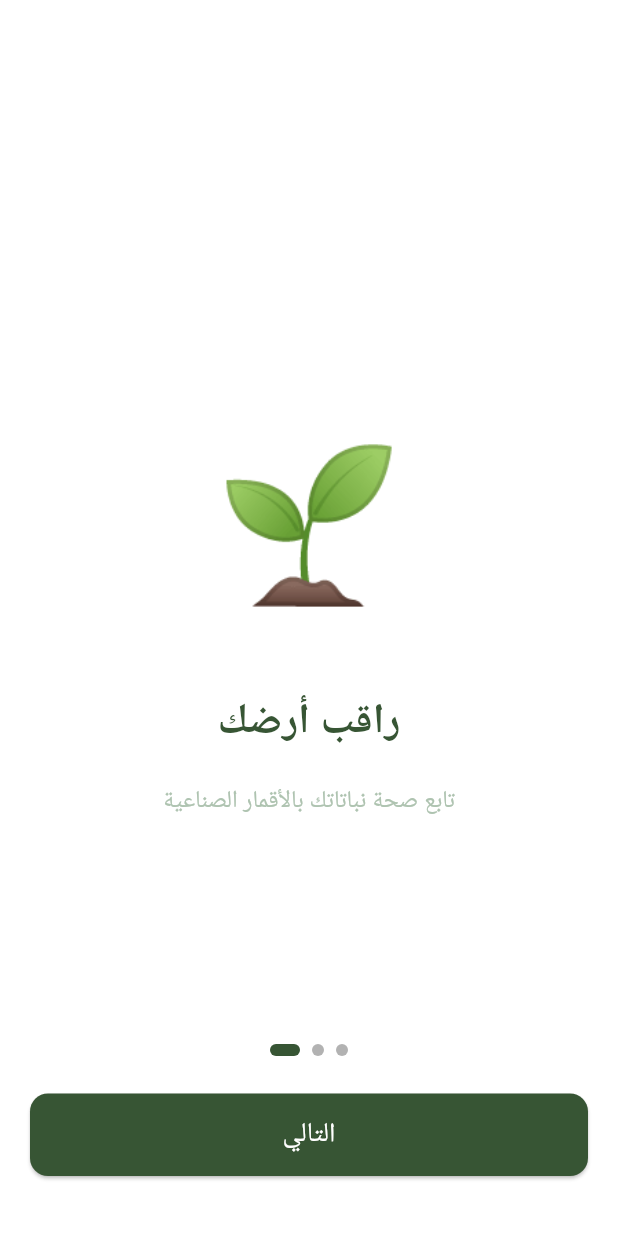
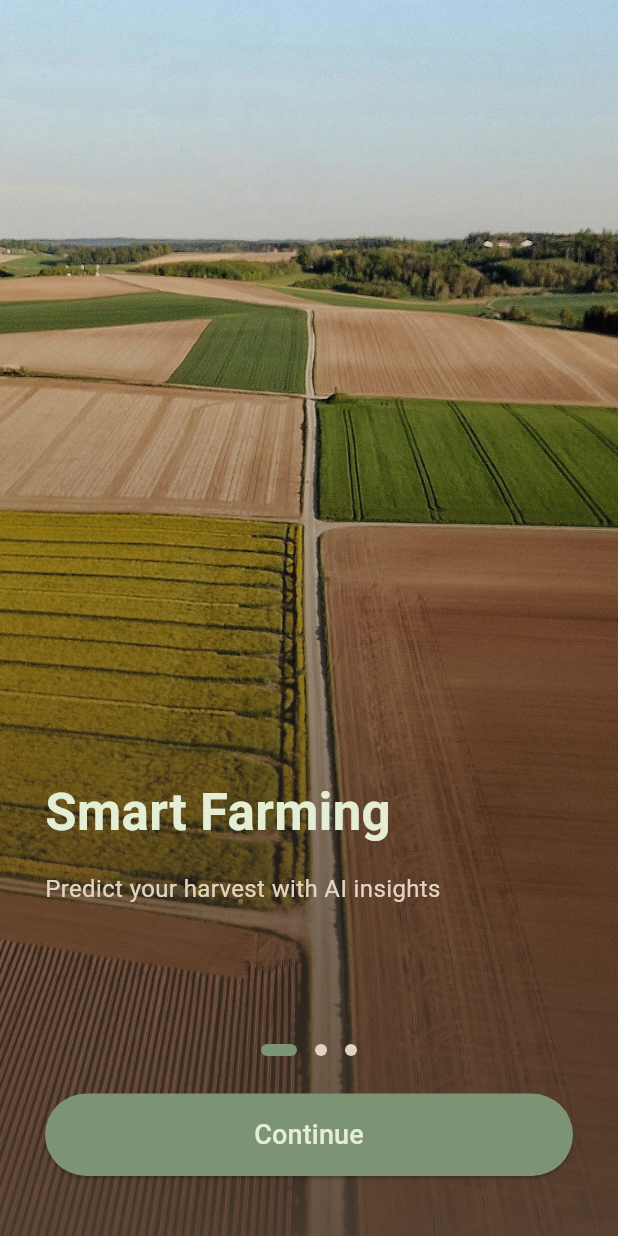
Before and after one commit to haberiniz/agripal, a Flutter app: the screen it shows after launch, on a phone screen of 412 x 824 dp. Run offline on Flutter 3.47's test engine with Material 3 defaults, Android fonts, the light colour scheme and no system bars; our stand-ins replace firebase_auth, firebase_core, google_sign_in; accounts and stored records are empty.

Commit message:
new look

```diff
--- a/lib/core/constants/app_colors.dart
+++ b/lib/core/constants/app_colors.dart
@@ -1,11 +1,20 @@
 import 'package:flutter/material.dart';
 
 class AppColors {
-  static const Color primary = Color(0xFF375534);
-  static const Color secondary = Color(0xFF6B9071);
-  static const Color accent = Color(0xFFAEC3B0);
+ static const Color primaryDark = Color(0xFF524133);
+
+  // 🌿 أخضر زيتوني – حيوية، نمو، هوية التطبيق
+  static const Color primary = Color(0xFF7C9473);
+
+  // ⚪ أبيض مخضر – خلفيات، بطاقات، نقاء
   static const Color backgroundSoft = Color(0xFFE3EED4);
-  static const Color textDark = Color(0xFF1E2B20);
+
+  // 🏜️ بيج رملي – لمسات ثانوية، حدود، أكسنت ناعم
+  static const Color accent = Color(0xFFE1D4C2);
+
+  // 🎯 (اختياري) نصوص بلون بني داكن متناسق
+  static const Color textDark = Color(0xFF3E2F24);
+  static const Color textLight = Color(0xFFF5F0E8);
   static const Color backgr = Color.fromARGB(255, 255, 255, 255);
 
 }
--- a/lib/main.dart
+++ b/lib/main.dart
@@ -1,11 +1,12 @@
 import 'package:flutter/material.dart';
+import 'package:firebase_core/firebase_core.dart';
 import 'package:agripal/screens/splash_screens.dart';
-import 'package:firebase_core/firebase_core.dart';
-import 'package:agripal/core/constants/app_colors.dart'; // ✅ لازم يكون هنا في الأول
+import 'package:agripal/core/constants/app_colors.dart';
 
 void main() async {
   WidgetsFlutterBinding.ensureInitialized();
   await Firebase.initializeApp();
+
   runApp(const AgripalApp());
 }
 
@@ -15,13 +16,12 @@ class AgripalApp extends StatelessWidget {
   @override
   Widget build(BuildContext context) {
     return MaterialApp(
-      title: 'Agripal',
       debugShowCheckedModeBanner: false,
+      title: 'AgriPal',
       theme: ThemeData(
         useMaterial3: true,
         colorScheme: ColorScheme.light(
           primary: AppColors.primary,
-          secondary: AppColors.secondary,
         ),
       ),
       home: const SplashScreens(),
--- a/lib/screens/splash_screens.dart
+++ b/lib/screens/splash_screens.dart
@@ -1,6 +1,5 @@
 import 'package:flutter/material.dart';
 import 'package:agripal/screens/signin_screen.dart';
-import 'package:agripal/core/constants/app_colors.dart';
 
 class SplashScreens extends StatefulWidget {
   const SplashScreens({super.key});
@@ -13,21 +12,21 @@ class _SplashScreensState extends State<SplashScreens> {
   final PageController _pageController = PageController();
   int _currentPage = 0;
 
-  final List<Map<String, String>> _pages = [
+  final List<Map<String, String>> pages = [
     {
-      "title": "راقب أرضك",
-      "description": "تابع صحة نباتاتك بالأقمار الصناعية",
-      "image": "🌱",
+      "title": "Smart Farming",
+      "desc": "Predict your harvest with AI insights",
+      "image": "assets/images/farm1.jpg",
     },
     {
-      "title": "اسأل المساعد الذكي",
-      "description": "أجوبة فورية بالدارجة عن كل أسئلتك",
-      "image": "🤖",
+      "title": "Water & Fertilizer",
+      "desc": "Optimize resources with precision",
+      "image": "assets/images/farm3.jpg",
     },
     {
-      "title": "توقع المحصول",
-      "description": "خطط لمستقبل أفضل مع تنبؤات دقيقة",
-      "image": "📊",
+      "title": "AI Assistant",
+      "desc": "Ask anything about your crops",
+      "image": "assets/images/farm2.jpg",
     },
   ];
 
@@ -36,48 +35,72 @@ class _SplashScreensState extends State<SplashScreens> {
     return Scaffold(
       body: Stack(
         children: [
+
+          // PAGE VIEW
           PageView.builder(
             controller: _pageController,
-            itemCount: _pages.length,
-            onPageChanged: (int page) {
-              setState(() {
-                _currentPage = page;
-              });
-            },
-            itemBuilder: (context, index) {
-              return Container(
-                padding: const EdgeInsets.all(40),
-                color: Colors.white,
+            itemCount: pages.length,
+            onPageChanged: (i) => setState(() => _currentPage = i),
+            itemBuilder: (_, index) {
+              return Stack(
+                fit: StackFit.expand,
+                children: [
+
+                  // BACKGROUND IMAGE
+                  Image.asset(
+                    pages[index]["image"]!,
+                    fit: BoxFit.cover,
+                  ),
+
+                  // GRADIENT OVERLAY
+                  Container(
+                    decoration: BoxDecoration(
+                      gradient: LinearGradient(
+                        begin: Alignment.topCenter,
+                        end: Alignment.bottomCenter,
+                        colors: [
+                          Colors.transparent,
+                          const Color(0xFF524133)
+                              .withValues(alpha: 0.85),
+                        ],
+                      ),
+                    ),
+                  ),
+
+                  // TEXT
+                  Padding(
+                    padding: const EdgeInsets.symmetric(
+                        horizontal: 30, vertical: 80),
                     child: Column(
-                  mainAxisAlignment: MainAxisAlignment.center,
+                      mainAxisAlignment: MainAxisAlignment.end,
+                      crossAxisAlignment: CrossAxisAlignment.start,
                       children: [
                         Text(
-                      _pages[index]["image"] ?? '🌱',
-                      style: const TextStyle(fontSize: 100),
-                    ),
-                    const SizedBox(height: 40),
-                    Text(
-                      _pages[index]["title"] ?? '',
-                      style: TextStyle(
-                        fontSize: 28,
+                          pages[index]["title"]!,
+                          style: const TextStyle(
+                            color: Color(0xFFE3EED4),
+                            fontSize: 34,
                             fontWeight: FontWeight.bold,
-                        color: AppColors.primary,
                           ),
                         ),
-                    const SizedBox(height: 20),
+                        const SizedBox(height: 15),
                         Text(
-                      _pages[index]["description"] ?? '',
-                      textAlign: TextAlign.center,
-                      style: TextStyle(
+                          pages[index]["desc"]!,
+                          style: const TextStyle(
+                            color: Color(0xFFE1D4C2),
                             fontSize: 16,
-                        color: AppColors.accent,
+                          ),
+                        ),
+                        const SizedBox(height: 140),
+                      ],
                     ),
                   ),
                 ],
-                ),
               );
             },
           ),
+
+          // DOTS
           Positioned(
             bottom: 120,
             left: 0,
@@ -85,82 +108,61 @@ class _SplashScreensState extends State<SplashScreens> {
             child: Row(
               mainAxisAlignment: MainAxisAlignment.center,
               children: List.generate(
-                _pages.length,
-                (index) => Container(
-                  margin: const EdgeInsets.symmetric(horizontal: 4),
-                  width: _currentPage == index ? 20 : 8,
+                pages.length,
+                (i) => AnimatedContainer(
+                  duration: const Duration(milliseconds: 300),
+                  margin: const EdgeInsets.symmetric(horizontal: 6),
+                  width: _currentPage == i ? 24 : 8,
                   height: 8,
                   decoration: BoxDecoration(
-                    color: _currentPage == index
-                        ? AppColors.primary
-                        : Color.fromARGB(
-                            (0.3 * 255).round(),
-                            AppColors.accent.r.round(),
-AppColors.accent.g.round(),
-AppColors.accent.b.round(),
-                          ),
-                    borderRadius: BorderRadius.circular(4),
+                    color: _currentPage == i
+                        ? const Color(0xFF7C9473)
+                        : const Color(0xFFE1D4C2),
+                    borderRadius: BorderRadius.circular(10),
                   ),
                 ),
               ),
             ),
           ),
+
+          // BUTTON
           Positioned(
             bottom: 40,
-            left: 20,
-            right: 20,
-            child: _currentPage == _pages.length - 1
-                ? _buildGetStartedButton()
-                : _buildNextButton(),
+            left: 30,
+            right: 30,
+            child: ElevatedButton(
+              onPressed: () {
+                if (_currentPage == pages.length - 1) {
+                  Navigator.pushReplacement(
+                    context,
+                    MaterialPageRoute(
+                        builder: (_) => const SignInScreen()),
+                  );
+                } else {
+                  _pageController.nextPage(
+                    duration: const Duration(milliseconds: 400),
+                    curve: Curves.easeInOut,
+                  );
+                }
+              },
+              style: ElevatedButton.styleFrom(
+                backgroundColor: const Color(0xFF7C9473),
+                foregroundColor: const Color(0xFFE3EED4),
+                minimumSize: const Size(double.infinity, 55),
+                shape: RoundedRectangleBorder(
+                  borderRadius: BorderRadius.circular(30),
+                ),
+              ),
+              child: Text(
+                _currentPage == pages.length - 1
+                    ? "Get Started"
+                    : "Continue",
+                style: const TextStyle(fontSize: 18),
+              ),
+            ),
           ),
         ],
       ),
     );
   }
-
-  Widget _buildNextButton() {
-    return ElevatedButton(
-      onPressed: () {
-        _pageController.nextPage(
-          duration: const Duration(milliseconds: 300),
-          curve: Curves.easeInOut,
-        );
-      },
-      style: ElevatedButton.styleFrom(
-        backgroundColor: AppColors.primary,
-        foregroundColor: Colors.white,
-        minimumSize: const Size(double.infinity, 55),
-        shape: RoundedRectangleBorder(
-          borderRadius: BorderRadius.circular(12),
-        ),
-      ),
-      child: const Text(
-        'التالي',
-        style: TextStyle(fontSize: 18),
-      ),
-    );
 }
-
-  Widget _buildGetStartedButton() {
-    return ElevatedButton(
-      onPressed: () {
-        Navigator.pushReplacement(
-          context,
-          MaterialPageRoute(builder: (context) => const SignInScreen()),
-        );
-      },
-      style: ElevatedButton.styleFrom(
-        backgroundColor: AppColors.primary,
-        foregroundColor: Colors.white,
-        minimumSize: const Size(double.infinity, 55),
-        shape: RoundedRectangleBorder(
-          borderRadius: BorderRadius.circular(12),
-        ),
-      ),
-      child: const Text(
-        'ابدأ الآن',
-        style: TextStyle(fontSize: 18),
-      ),
-    );
-  }
-}
```
Also changed, not shown: lib/screens/home_screen.dart (+91 -44 lines), lib/screens/signin_screen.dart (+87 -41 lines), pubspec.yaml (+28 -0 lines), assets/images/app_icon.png, assets/images/farm1.jpg (added), assets/images/farm2.jpg (added), assets/images/gradient.png (added), assets/images/icon.png (added), assets/images/iconn.png (added), assets/images/iconnn.png (added), pubspec.lock, 82 other files. Lines whose indentation alone changed are shown as unchanged.
